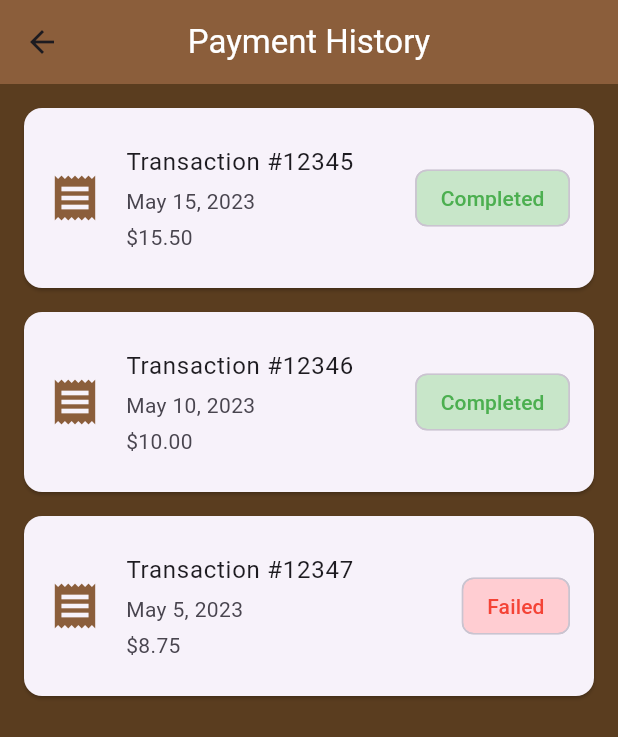
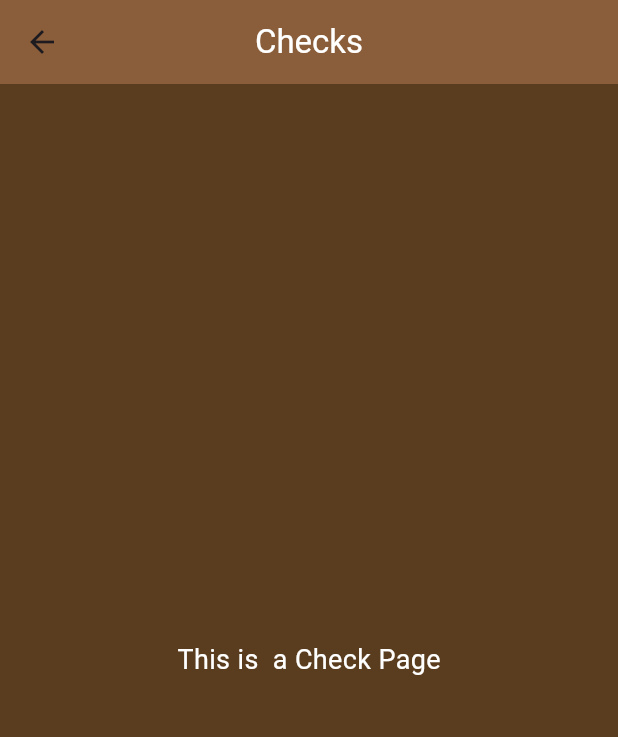
Before and after one commit to bsc-com-0320/public_transport_tracker, a Flutter app: the CheckPage screen opened by its route, on a phone screen of 412 x 824 dp. Shown: the top 737 px of the screen. Run offline on Flutter 3.47's test engine with Material 3 defaults, Android fonts, the phone set to English and light mode, and no system bars; our stand-ins replace geocoding, geolocator, google_maps_flutter, supabase_flutter; accounts and stored records are empty.

Commit message:
improved check page

```diff
--- a/lib/CheckPage.dart
+++ b/lib/CheckPage.dart
@@ -1,73 +1,20 @@
-// CheckPage.dart
+// Rides Page
+import 'package:flutter/cupertino.dart';
 import 'package:flutter/material.dart';
 
 class CheckPage extends StatelessWidget {
-  final List<Map<String, dynamic>> checks = [
-    {
-      'id': '#12345',
-      'date': 'May 15, 2023',
-      'amount': 15.50,
-      'status': 'Completed',
-    },
-    {
-      'id': '#12346',
-      'date': 'May 10, 2023',
-      'amount': 10.00,
-      'status': 'Completed',
-    },
-    {
-      'id': '#12347',
-      'date': 'May 5, 2023',
-      'amount': 8.75,
-      'status': 'Failed',
-    },
-  ];
-
   @override
   Widget build(BuildContext context) {
     return Scaffold(
       backgroundColor: Color(0xFF5A3D1F),
       appBar: AppBar(
         backgroundColor: Color(0xFF8B5E3B),
-        title: Text("Payment History", style: TextStyle(color: Colors.white)),
+        title: Text("Checks", style: TextStyle(color: Colors.white)),
         centerTitle: true,
       ),
-      body: ListView.builder(
-        padding: EdgeInsets.all(16),
-        itemCount: checks.length,
-        itemBuilder: (context, index) {
-          final check = checks[index];
-          return Card(
-            margin: EdgeInsets.only(bottom: 16),
-            child: ListTile(
-              contentPadding: EdgeInsets.all(16),
-              leading: Icon(Icons.receipt, color: Color(0xFF8B5E3B), size: 36),
-              title: Text("Transaction ${check['id']}"),
-              subtitle: Column(
-                crossAxisAlignment: CrossAxisAlignment.start,
-                children: [
-                  SizedBox(height: 4),
-                  Text(check['date']),
-                  SizedBox(height: 4),
-                  Text("\$${check['amount'].toStringAsFixed(2)}"),
-                ],
-              ),
-              trailing: Chip(
-                backgroundColor: check['status'] == 'Completed'
-                    ? Colors.green[100]
-                    : Colors.red[100],
-                label: Text(
-                  check['status'],
-                  style: TextStyle(
-                    color: check['status'] == 'Completed'
-                        ? Colors.green
-                        : Colors.red,
-                  ),
-                ),
-              ),
-            ),
-          );
-        },
+      body: Center(
+        child: Text("This is  a Check Page",
+            style: TextStyle(color: Colors.white, fontSize: 18)),
       ),
     );
   }
```
